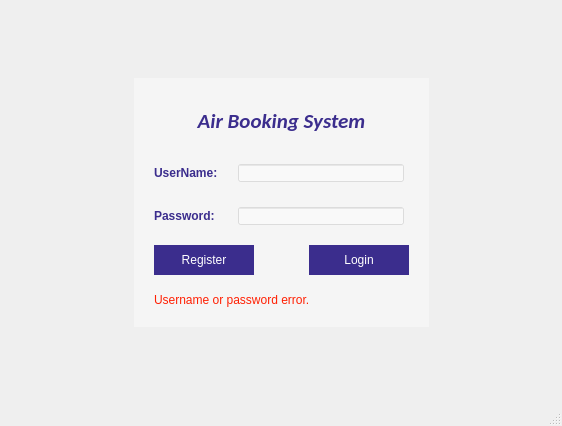
Qt form bookingSystem/mainwindow.ui (OurBigHomework/OurHomework) before a commit.
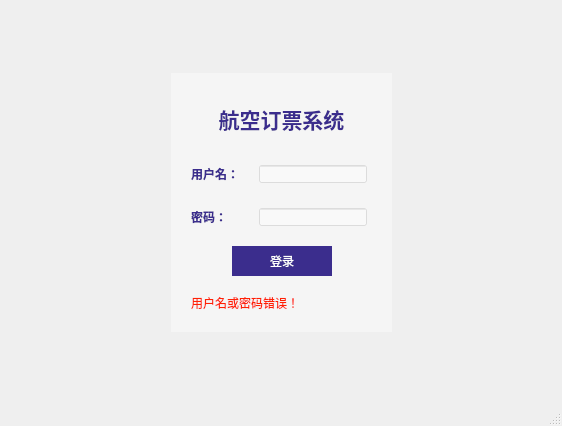
The same form after that commit.

What changed in the file:
```diff
--- a/bookingSystem/mainwindow.ui
+++ b/bookingSystem/mainwindow.ui
@@ -68,10 +68,10 @@
            </property>
            <property name="font">
             <font>
-             <family>Calibri</family>
+             <family>Consolas</family>
              <pointsize>16</pointsize>
              <weight>75</weight>
-             <italic>true</italic>
+             <italic>false</italic>
              <bold>true</bold>
             </font>
            </property>
@@ -82,7 +82,7 @@
 border:0px;</string>
            </property>
            <property name="text">
-            <string>Air Booking System</string>
+            <string>航空订票系统</string>
            </property>
            <property name="textFormat">
             <enum>Qt::AutoText</enum>
@@ -112,7 +112,7 @@
 border:0px;</string>
                </property>
                <property name="text">
-                <string>UserName:</string>
+                <string>用户名：</string>
                </property>
               </widget>
              </item>
@@ -131,7 +131,7 @@
 background-color: rgba(255, 255, 255, 0);</string>
                </property>
                <property name="text">
-                <string>Password:</string>
+                <string>密码：</string>
                </property>
               </widget>
              </item>
@@ -160,25 +160,7 @@
          <item>
           <layout class="QHBoxLayout" name="horizontalLayout_2">
            <item>
-            <widget class="QPushButton" name="registerButton">
-             <property name="minimumSize">
-              <size>
-               <width>100</width>
-               <height>30</height>
-              </size>
-             </property>
-             <property name="styleSheet">
-              <string notr="true">background-color:rgb(59, 45, 141);
-color: rgb(255, 255, 255);
-border:0px;</string>
-             </property>
-             <property name="text">
-              <string>Register</string>
-             </property>
-            </widget>
-           </item>
-           <item>
-            <spacer name="horizontalSpacer">
+            <spacer name="horizontalSpacer_4">
              <property name="orientation">
               <enum>Qt::Horizontal</enum>
              </property>
@@ -204,10 +186,23 @@
 border:0px;</string>
              </property>
              <property name="text">
-              <string>Login</string>
+              <string>登录</string>
              </property>
             </widget>
            </item>
+           <item>
+            <spacer name="horizontalSpacer">
+             <property name="orientation">
+              <enum>Qt::Horizontal</enum>
+             </property>
+             <property name="sizeHint" stdset="0">
+              <size>
+               <width>40</width>
+               <height>20</height>
+              </size>
+             </property>
+            </spacer>
+           </item>
           </layout>
          </item>
         </layout>
@@ -220,7 +215,7 @@
 background-color: rgba(255, 255, 255, 0);</string>
          </property>
          <property name="text">
-          <string>Username or password error.</string>
+          <string>用户名或密码错误！</string>
          </property>
         </widget>
        </item>
```
